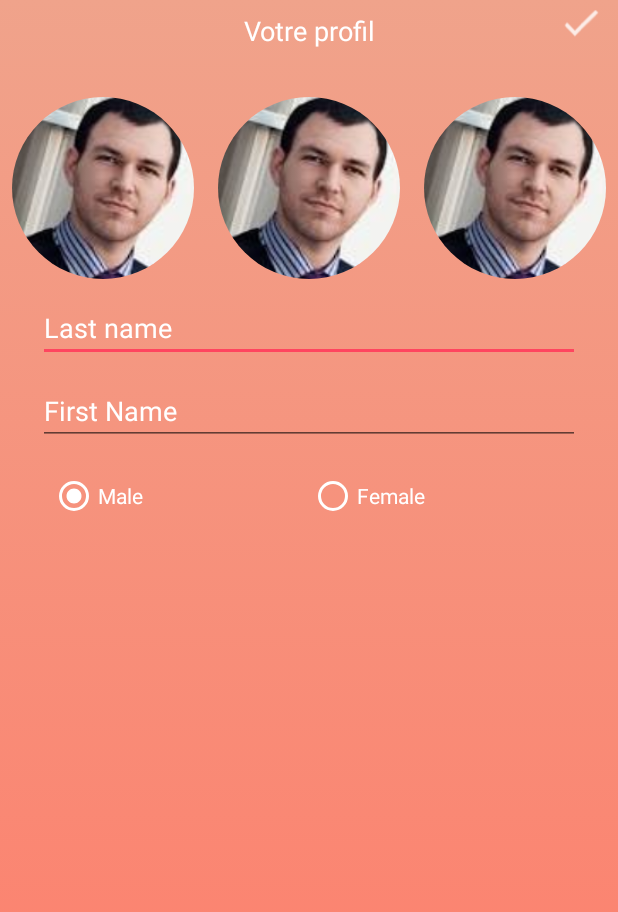
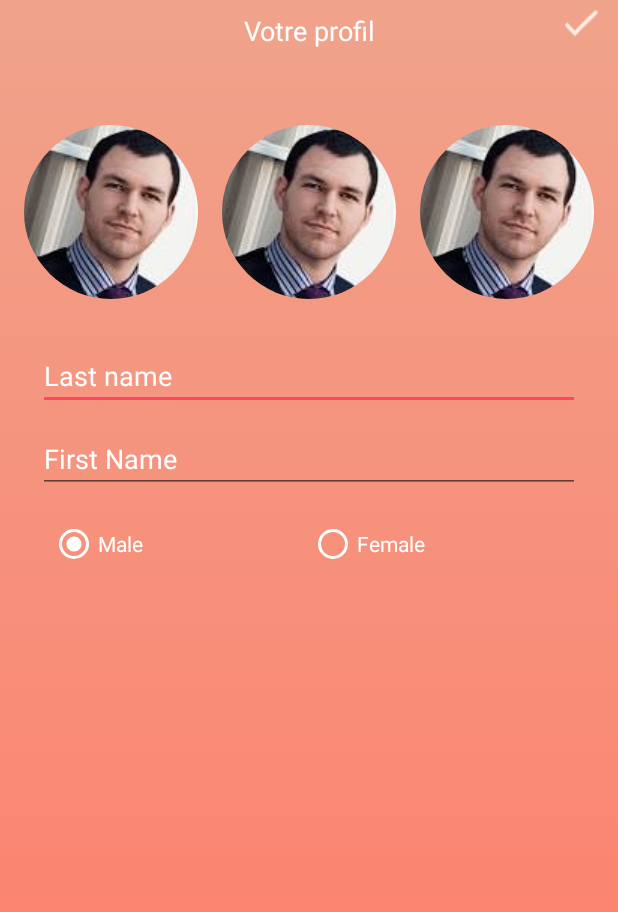
Before and after one commit to Alexyvercruysse/Brookies, an Android app: the EditProfileActivity screen opened directly, with no data from a screen before it, on a phone screen of 412 x 824 dp. Shown: the top 912 px of the screen. Run offline under Robolectric (Android 15) with nearby library versions, the phone set to English and light mode, and no system bars; our stand-ins replace CircleImageView, Firebase (no records; nobody signed in at launch, a user with empty details on screens opened directly), Picasso; 3 statements that could not run were skipped.

Commit message:
Add massiv change

```diff
--- a/app/build.gradle
+++ b/app/build.gradle
@@ -35,6 +35,7 @@ dependencies {
     compile 'com.google.firebase:firebase-crash:10.2.0'
     compile 'com.facebook.android:facebook-android-sdk:[4,5)'
     compile 'de.hdodenhof:circleimageview:2.1.0'
+    compile 'com.squareup.picasso:picasso:2.5.2'
     testCompile 'junit:junit:4.12'
 }
 apply plugin: 'com.google.gms.google-services'
--- a/app/src/main/java/brookies/iut/com/brookies/EditProfileActivity.java
+++ b/app/src/main/java/brookies/iut/com/brookies/EditProfileActivity.java
@@ -1,12 +1,25 @@
 package brookies.iut.com.brookies;
 
+import android.support.annotation.NonNull;
 import android.support.v7.app.AppCompatActivity;
 import android.os.Bundle;
+import android.util.Log;
 import android.view.View;
 import android.widget.EditText;
 import android.widget.ImageButton;
 import android.widget.ImageView;
 import android.widget.RadioButton;
+
+import com.google.firebase.auth.FirebaseAuth;
+import com.google.firebase.auth.FirebaseUser;
+import com.google.firebase.database.DataSnapshot;
+import com.google.firebase.database.DatabaseError;
+import com.google.firebase.database.DatabaseReference;
+import com.google.firebase.database.FirebaseDatabase;
+import com.google.firebase.database.ValueEventListener;
+import com.squareup.picasso.Picasso;
+
+import brookies.iut.com.brookies.model.User;
 
 public class EditProfileActivity extends AppCompatActivity {
 
@@ -14,10 +27,45 @@ public class EditProfileActivity extends AppCompatActivity {
     RadioButton radioButtonMale,radioButtonFemale;
     ImageView image_1,image_2,image_3;
     EditText firstName,lastName;
+    private FirebaseAuth mAuth;
+    private FirebaseAuth.AuthStateListener mAuthListener;
+    private static final String TAG = "EditProfileActivity";
+    private String userId;
+    private DatabaseReference mDatabase;
     @Override
     protected void onCreate(Bundle savedInstanceState) {
         super.onCreate(savedInstanceState);
         setContentView(R.layout.activity_edit_profile);
+        userId = getIntent().getStringExtra("userId");
+        mAuth = FirebaseAuth.getInstance(); // Connexion FireBase
+        mDatabase = FirebaseDatabase.getInstance().getReference();
+        mAuthListener = new FirebaseAuth.AuthStateListener() {
+            @Override
+            public void onAuthStateChanged(@NonNull FirebaseAuth firebaseAuth) {
+                FirebaseUser user = firebaseAuth.getCurrentUser();
+                if (user != null) {
+                    Log.d(TAG, "onAuthStateChanged:signed_in:" + user.getUid());
+                    userId = user.getUid();
+                } else {
+                    Log.d(TAG, "onAuthStateChanged:signed_out");
+                }
+            }
+        };
+        mDatabase.child("user/"+userId).addValueEventListener(new ValueEventListener() {
+            @Override
+            public void onDataChange(DataSnapshot snapshot) {
+                User user = snapshot.getValue(User.class);
+                lastName.setText(user.getLastname());
+                firstName.setText(user.getFirstname());
+                Picasso.with(getApplication()).load(user.getPictures().get(0).getUrl()).into(image_1);
+            }
+
+            @Override
+            public void onCancelled(DatabaseError databaseError) {
+
+            }
+        });
+
         icon_checkprofile = (ImageButton) findViewById(R.id.icon_checkprofile);
         radioButtonMale = (RadioButton) findViewById(R.id.radioButtonMale);
         radioButtonFemale = (RadioButton) findViewById(R.id.radioButtonFemale);
@@ -52,4 +100,6 @@ public class EditProfileActivity extends AppCompatActivity {
             }
         });
     }
+
+
 }
--- a/app/src/main/res/layout/activity_edit_profile.xml
+++ b/app/src/main/res/layout/activity_edit_profile.xml
@@ -36,27 +36,31 @@
 
     <LinearLayout
         android:layout_width="match_parent"
-        android:layout_height="wrap_content">
+        android:layout_height="wrap_content"
+        android:layout_margin="8dp">
 
         <de.hdodenhof.circleimageview.CircleImageView
             android:id="@+id/image_1"
-            android:layout_width="wrap_content"
-            android:layout_height="wrap_content"
+            android:layout_width="match_parent"
+            android:layout_height="match_parent"
             android:layout_weight="1"
+            android:padding="8dp"
             android:src="@drawable/profile" />
 
         <de.hdodenhof.circleimageview.CircleImageView
             android:id="@+id/image_2"
-            android:layout_width="wrap_content"
-            android:layout_height="wrap_content"
+            android:layout_width="match_parent"
+            android:layout_height="match_parent"
             android:layout_weight="1"
+            android:padding="8dp"
             android:src="@drawable/profile" />
 
         <de.hdodenhof.circleimageview.CircleImageView
             android:id="@+id/image_3"
-            android:layout_width="wrap_content"
-            android:layout_height="wrap_content"
+            android:layout_width="match_parent"
+            android:layout_height="match_parent"
             android:layout_weight="1"
+            android:padding="8dp"
             android:src="@drawable/profile" />
 
     </LinearLayout>
@@ -69,6 +73,7 @@
         android:layout_marginRight="25dp"
         android:layout_marginTop="10dp"
         android:hint="Last name"
+        android:textColor="@color/cardview_light_background"
         android:textColorHint="@color/cardview_light_background" />
 
     <EditText
@@ -79,6 +84,7 @@
         android:layout_marginRight="25dp"
         android:layout_marginTop="10dp"
         android:hint="First Name"
+        android:textColor="@color/cardview_light_background"
         android:textColorHint="@color/cardview_light_background" />
 
     <LinearLayout
```
Also changed, not shown: app/src/main/java/brookies/iut/com/brookies/LoginActivity.java (+36 -9 lines), 1 other file.
